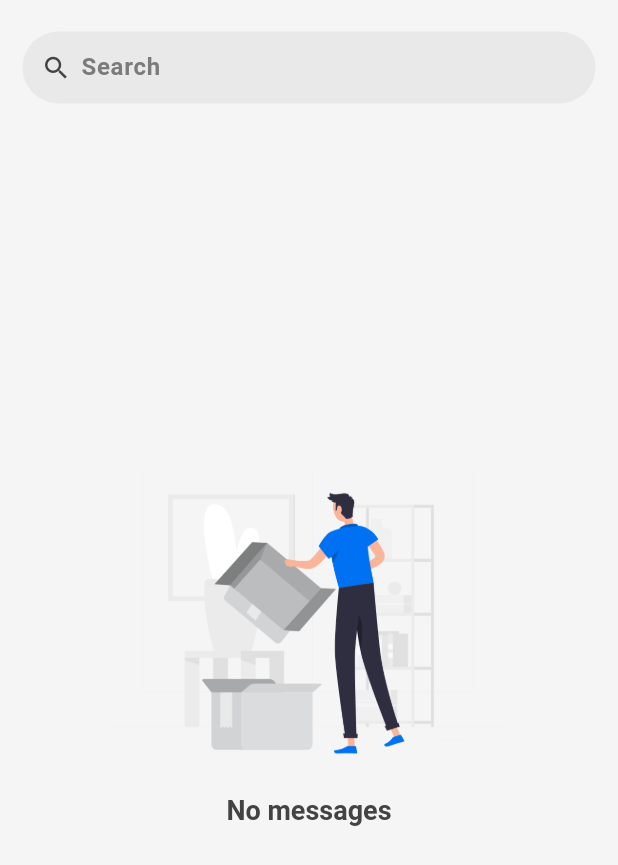
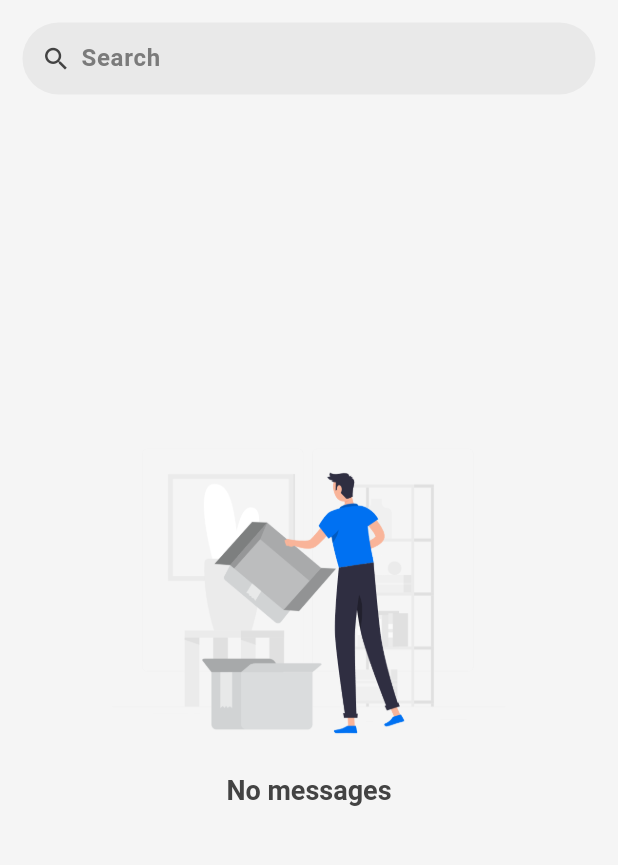
Before and after one commit to PhuocDinh462/student_hub, a Flutter app: the MessageListScreen screen opened directly, on a phone screen of 412 x 824 dp. Shown: the top 865 px of the screen. Run offline on Flutter 3.47's test engine with Material 3 defaults, Android fonts, the phone set to English and light mode, and no system bars; drawn by our look-alikes of loader_overlay; our stand-ins replace awesome_snackbar_content, dio, dotted_border, dropdown_search, equatable, file_picker and 15 more; missing offline and left inert: country_flags, is_first_run, language_code, month_year_picker, zego_uikit_prebuilt_call; accounts and stored records are empty; generated files the repository leaves out were written again; network calls fail.

Commit message:
feat: Add Gap widget for spacing in message list screen

```diff
--- a/lib/screens/chat/message_list.screen.dart
+++ b/lib/screens/chat/message_list.screen.dart
@@ -1,4 +1,5 @@
 import 'package:flutter/material.dart';
+import 'package:gap/gap.dart';
 import 'package:student_hub/api/api.dart';
 import 'package:student_hub/models/models.dart';
 import 'package:student_hub/screens/chat/widgets/chat.widgets.dart';
@@ -110,18 +111,9 @@ class _MessageListScreenState extends State<MessageListScreen> {
   Widget build(BuildContext context) {
     return Scaffold(
       body: Column(children: [
-        SizedBox(
-          height: 90,
-          child: Column(
-            crossAxisAlignment: CrossAxisAlignment.stretch,
-            mainAxisAlignment: MainAxisAlignment.center,
-            children: [
-              SearchBox(
-                  controller: _searchController,
-                  onChanged: handleFetchApiMessage),
-            ],
-          ),
-        ),
+        const Gap(15),
+        SearchBox(
+            controller: _searchController, onChanged: handleFetchApiMessage),
         Expanded(
           child: isLoading
               ? const Center(child: CircularProgressIndicator())
```
